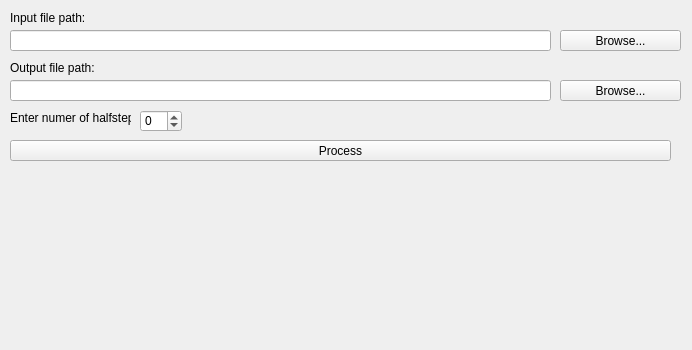
Old version of the form mainwindow.ui in the repository damibran/Pitch_Shifting; both pictures show x 0 to 692 and y 0 to 350 of the 692 by 600 pixel window.
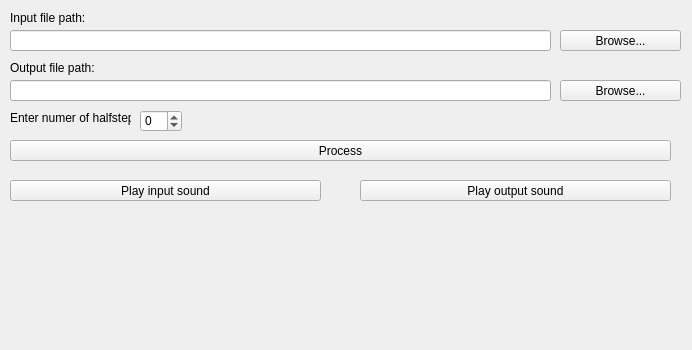
New version of the form.

Commit message: Added Play buttons

```diff
--- a/mainwindow.ui
+++ b/mainwindow.ui
@@ -125,6 +125,32 @@
      <string>Output file path:</string>
     </property>
    </widget>
+   <widget class="QPushButton" name="inputPlayButton">
+    <property name="geometry">
+     <rect>
+      <x>10</x>
+      <y>180</y>
+      <width>311</width>
+      <height>21</height>
+     </rect>
+    </property>
+    <property name="text">
+     <string>Play input sound</string>
+    </property>
+   </widget>
+   <widget class="QPushButton" name="outputPlayButton">
+    <property name="geometry">
+     <rect>
+      <x>360</x>
+      <y>180</y>
+      <width>311</width>
+      <height>21</height>
+     </rect>
+    </property>
+    <property name="text">
+     <string>Play output sound</string>
+    </property>
+   </widget>
   </widget>
   <widget class="QMenuBar" name="menubar">
    <property name="geometry">
```
The commit also changes 22 other files.
